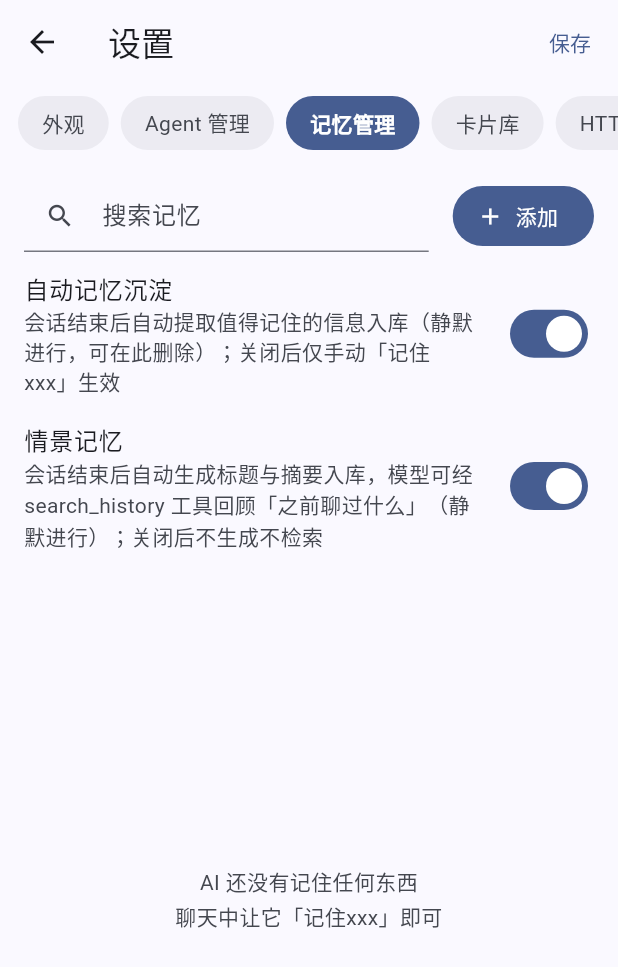
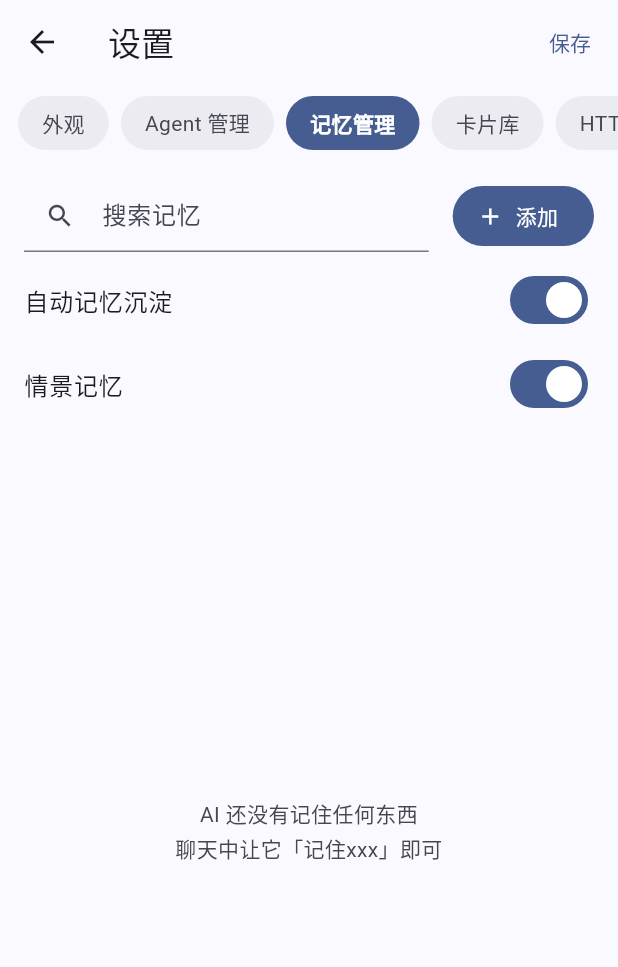
Before and after one commit to lvliang666666/liang-ai, a Flutter app: the SettingsPage screen opened directly, swiped to page 3, on a phone screen of 412 x 824 dp. Shown: the top 967 px of the screen. Run offline on Flutter 3.47's test engine with Material 3 defaults, Android fonts, the phone set to English and light mode, and no system bars; our stand-ins replace battery_plus, device_info_plus, dio, file_picker, flutter_highlight, flutter_secure_storage and 6 more; missing offline and left inert: flutter_foreground_task, gpt_markdown, markdown, syncfusion_flutter_pdf; accounts and stored records are empty; network calls fail.

Commit message:
fix: 记忆管理页去掉自动记忆沉淀/情景记忆开关的 subtitle 说明文字
用户反馈：两行说明文字挤压下方记忆列表空间。开关功能语义保留在
代码注释；关闭后行为说明（仅手动「记住xxx」生效/不生成不检索）
见 ACCEPTANCE.md 历史验收条目。

```diff
--- a/lib/pages/memory_page.dart
+++ b/lib/pages/memory_page.dart
@@ -147,13 +147,11 @@ class _MemoryPanelState extends State<MemoryPanel> {
           ),
         ),
         // M2 自动记忆沉淀开关（会话结束自动提取记忆入库）
+        // v2.30.1：去掉 subtitle 说明文字（用户反馈占两行空间，挤压
+        // 记忆列表；功能语义保留在代码注释与验收文档）
         SwitchListTile(
           contentPadding: const EdgeInsets.fromLTRB(16, 0, 16, 0),
           title: const Text('自动记忆沉淀'),
-          subtitle: const Text(
-            '会话结束后自动提取值得记住的信息入库（静默进行，'
-            '可在此删除）；关闭后仅手动「记住xxx」生效',
-          ),
           value: context.watch<SettingsService>().autoMemory,
           onChanged: (v) {
             Haptics.selection();
@@ -164,10 +162,6 @@ class _MemoryPanelState extends State<MemoryPanel> {
         SwitchListTile(
           contentPadding: const EdgeInsets.fromLTRB(16, 0, 16, 0),
           title: const Text('情景记忆'),
-          subtitle: const Text(
-            '会话结束后自动生成标题与摘要入库，模型可经 search_history '
-            '工具回顾「之前聊过什么」（静默进行）；关闭后不生成不检索',
-          ),
           value: context.watch<SettingsService>().episodicMemory,
           onChanged: (v) {
             Haptics.selection();
```
